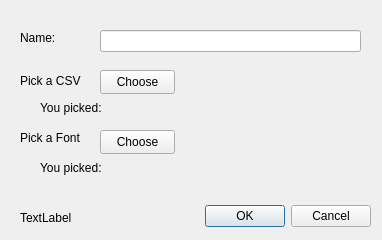
This is picker/adddialog.ui in nrbyte/numvisz as Qt 5 draws it before an edit. The edited form follows.
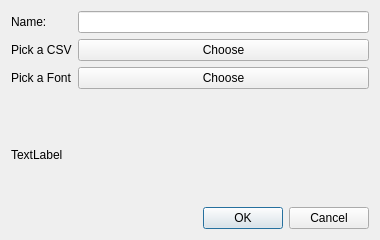
This is the edited form.

Commit message:
Revamped the add dialog
Now cleaner and resizable

What changed in the file:
```diff
--- a/picker/adddialog.ui
+++ b/picker/adddialog.ui
@@ -6,7 +6,7 @@
    <rect>
     <x>0</x>
     <y>0</y>
-    <width>382</width>
+    <width>380</width>
     <height>240</height>
    </rect>
   </property>
@@ -18,149 +18,84 @@
   </property>
   <property name="minimumSize">
    <size>
-    <width>382</width>
+    <width>380</width>
     <height>240</height>
    </size>
   </property>
   <property name="maximumSize">
    <size>
-    <width>382</width>
-    <height>240</height>
+    <width>16777215</width>
+    <height>16777215</height>
    </size>
   </property>
   <property name="windowTitle">
    <string>Add a visualization</string>
   </property>
-  <widget class="QDialogButtonBox" name="buttonBox">
-   <property name="geometry">
-    <rect>
-     <x>30</x>
-     <y>200</y>
-     <width>341</width>
-     <height>32</height>
-    </rect>
-   </property>
-   <property name="orientation">
-    <enum>Qt::Horizontal</enum>
-   </property>
-   <property name="standardButtons">
-    <set>QDialogButtonBox::Cancel|QDialogButtonBox::Ok</set>
-   </property>
-  </widget>
-  <widget class="QLineEdit" name="nameEdit">
-   <property name="geometry">
-    <rect>
-     <x>100</x>
-     <y>30</y>
-     <width>261</width>
-     <height>22</height>
-    </rect>
-   </property>
-  </widget>
+  <layout class="QVBoxLayout" name="verticalLayout_2">
+   <item>
+    <layout class="QVBoxLayout" name="verticalLayout">
+     <item>
+      <layout class="QFormLayout" name="formLayout">
+       <item row="0" column="0">
   <widget class="QLabel" name="label_2">
-   <property name="geometry">
-    <rect>
-     <x>20</x>
-     <y>30</y>
-     <width>49</width>
-     <height>16</height>
-    </rect>
-   </property>
    <property name="text">
     <string>Name:</string>
    </property>
   </widget>
+       </item>
+       <item row="0" column="1">
+        <widget class="QLineEdit" name="nameEdit"/>
+       </item>
+       <item row="1" column="0">
   <widget class="QLabel" name="label">
-   <property name="geometry">
-    <rect>
-     <x>20</x>
-     <y>70</y>
-     <width>61</width>
-     <height>21</height>
-    </rect>
-   </property>
    <property name="text">
     <string>Pick a CSV</string>
    </property>
   </widget>
-  <widget class="QPushButton" name="chooseButton">
-   <property name="geometry">
-    <rect>
-     <x>100</x>
-     <y>70</y>
-     <width>75</width>
-     <height>24</height>
-    </rect>
-   </property>
+       </item>
+       <item row="1" column="1">
+        <widget class="QPushButton" name="fileButton">
    <property name="text">
     <string>Choose</string>
    </property>
   </widget>
-  <widget class="QLabel" name="fileLabel">
-   <property name="geometry">
-    <rect>
-     <x>40</x>
-     <y>100</y>
-     <width>321</width>
-     <height>16</height>
-    </rect>
-   </property>
-   <property name="text">
-    <string>You picked: </string>
-   </property>
-  </widget>
-  <widget class="QLabel" name="errorLabel">
-   <property name="geometry">
-    <rect>
-     <x>20</x>
-     <y>210</y>
-     <width>181</width>
-     <height>16</height>
-    </rect>
-   </property>
-   <property name="text">
-    <string>TextLabel</string>
-   </property>
-  </widget>
+       </item>
+       <item row="2" column="0">
   <widget class="QLabel" name="label_3">
-   <property name="geometry">
-    <rect>
-     <x>20</x>
-     <y>130</y>
-     <width>71</width>
-     <height>16</height>
-    </rect>
-   </property>
    <property name="text">
     <string>Pick a Font</string>
    </property>
   </widget>
+       </item>
+       <item row="2" column="1">
   <widget class="QPushButton" name="fontButton">
-   <property name="geometry">
-    <rect>
-     <x>100</x>
-     <y>130</y>
-     <width>75</width>
-     <height>24</height>
-    </rect>
-   </property>
    <property name="text">
     <string>Choose</string>
    </property>
   </widget>
-  <widget class="QLabel" name="fontLabel">
-   <property name="geometry">
-    <rect>
-     <x>40</x>
-     <y>160</y>
-     <width>321</width>
-     <height>16</height>
-    </rect>
-   </property>
+       </item>
+      </layout>
+     </item>
+     <item>
+      <widget class="QLabel" name="errorLabel">
    <property name="text">
-    <string>You picked: </string>
-   </property>
-  </widget>
+        <string>TextLabel</string>
+       </property>
+      </widget>
+     </item>
+     <item>
+      <widget class="QDialogButtonBox" name="buttonBox">
+       <property name="orientation">
+        <enum>Qt::Orientation::Horizontal</enum>
+       </property>
+       <property name="standardButtons">
+        <set>QDialogButtonBox::StandardButton::Cancel|QDialogButtonBox::StandardButton::Ok</set>
+       </property>
+      </widget>
+     </item>
+    </layout>
+   </item>
+  </layout>
  </widget>
  <resources/>
  <connections>
```
Lines whose indentation alone changed are shown as unchanged. The commit also changes 1 other file.
